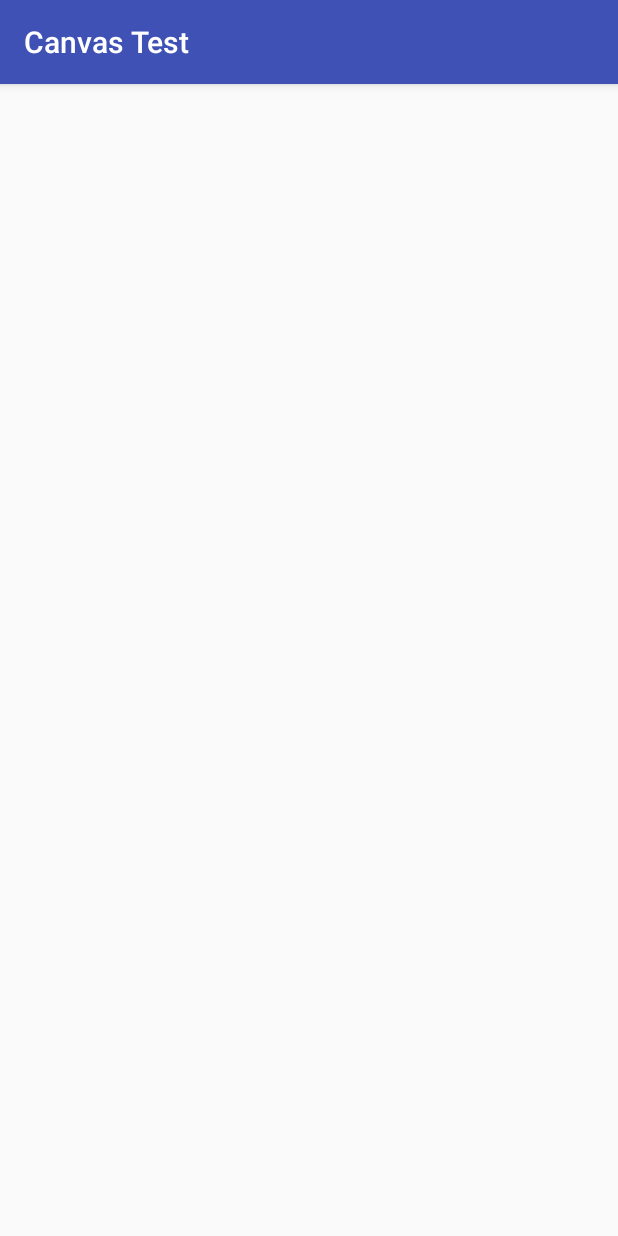
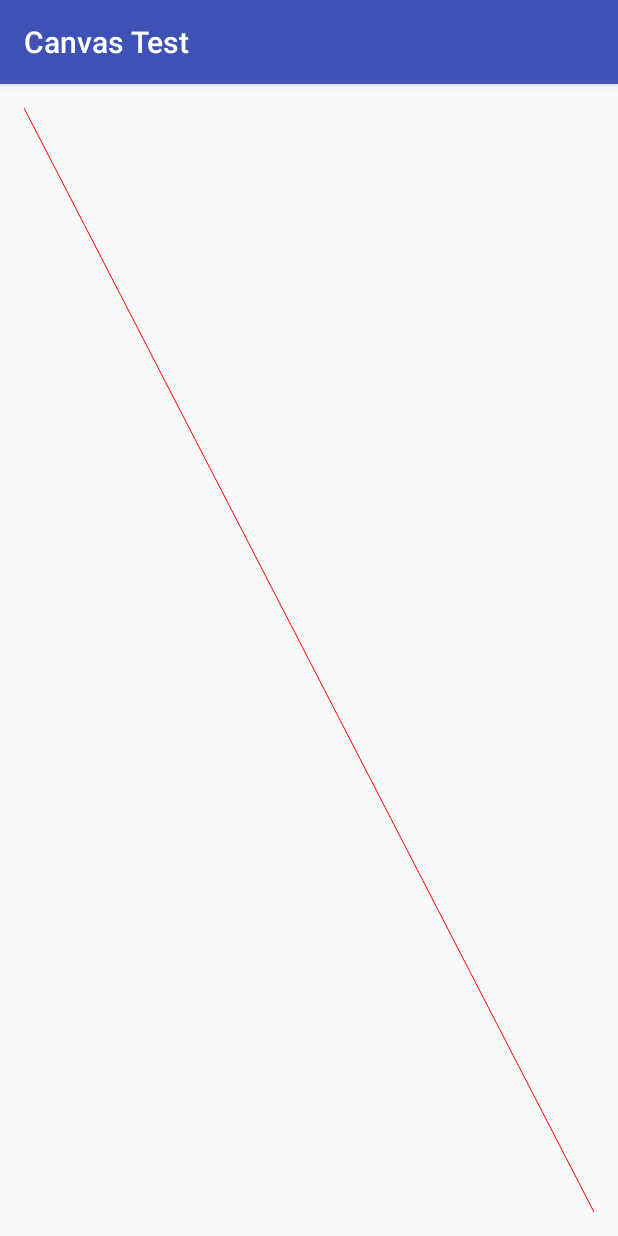
Before and after one commit to alanxoc3/tournament-app, an Android app: the screen it shows after launch (MainActivity), on a phone screen of 412 x 824 dp. Run offline under Robolectric (Android 15) with nearby library versions, the phone set to English and light mode, and no system bars.

Commit message:
Alan commit. A line with the canvas test works

```diff
--- a/canvastest/src/main/java/cs246/canvastest/DoodleView.java
+++ b/canvastest/src/main/java/cs246/canvastest/DoodleView.java
@@ -1,6 +1,9 @@
 package cs246.canvastest;
 
 import android.content.Context;
+import android.graphics.Canvas;
+import android.graphics.Color;
+import android.graphics.Paint;
 import android.util.AttributeSet;
 import android.view.View;
 
@@ -8,6 +11,8 @@ import android.view.View;
  * Created by alanxoc3 on 6/11/16.
  */
 public class DoodleView extends View {
+    private Paint _paintDoodle;
+
     public DoodleView(Context context) {
         super(context);
         init(null, 0);
@@ -24,6 +29,14 @@ public class DoodleView extends View {
     }
 
     private void init(AttributeSet attrs, int defStyleAttr) {
+        _paintDoodle = new Paint();
+        _paintDoodle.setColor(Color.RED);
 
     }
+
+    @Override
+    public void onDraw(Canvas canvas) {
+        super.onDraw(canvas);
+        canvas.drawLine(0, 0, getWidth(), getHeight(), _paintDoodle);
+    }
 }
```
Also changed, not shown: app/src/main/java/cs246/fencing_tournament/MainScreen.java (+5 -6 lines), app/src/main/res/layout/activity_main_screen.xml (+8 -5 lines).
